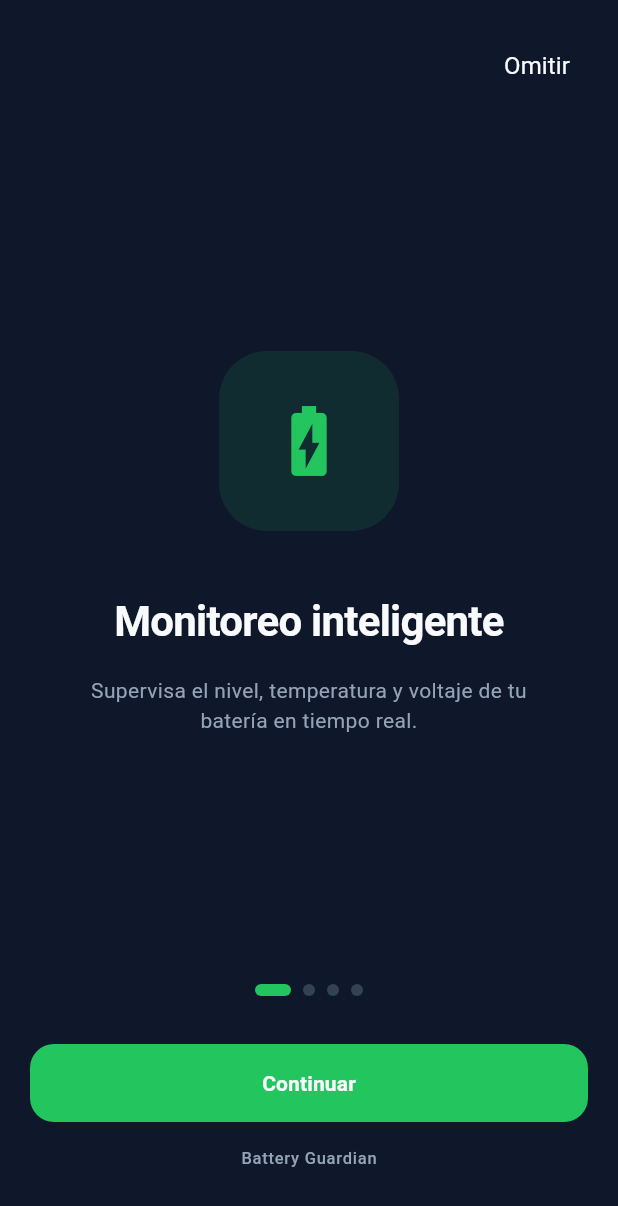
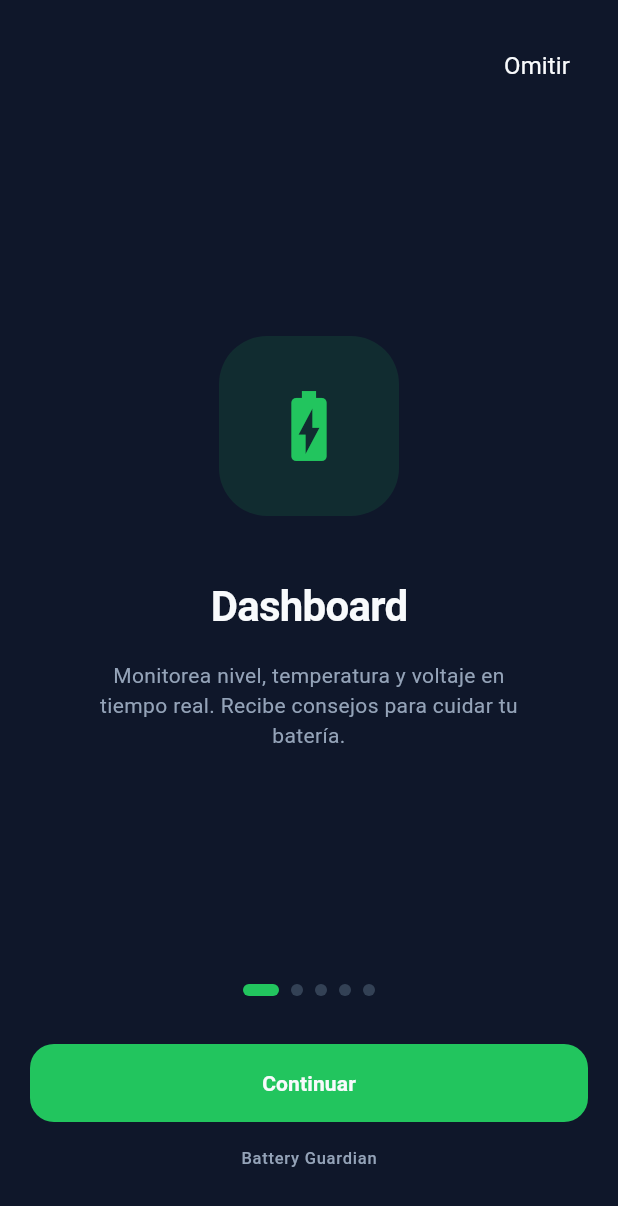
Before and after one commit to DavidSolorza/BatteryGuardian, a Flutter app: the screen it shows after launch, on a phone screen of 412 x 824 dp. Shown: the top 1206 px of the screen. Run offline on Flutter 3.47's test engine with Material 3 defaults, Android fonts, the phone set to English and light mode, and no system bars; our stand-ins replace audioplayers, battery_plus, file_picker, fl_chart, flutter_local_notifications, shared_preferences and 2 more; accounts and stored records are empty.

Commit message:
Onboarding mejorado con 4 páginas + fix SessionLogger crea tabla si no existe

```diff
--- a/lib/features/onboarding/screens/onboarding_screen.dart
+++ b/lib/features/onboarding/screens/onboarding_screen.dart
@@ -27,21 +27,27 @@ class _OnboardingScreenState extends State<OnboardingScreen> {
   static const _infoPages = [
     _OnboardingPage(
       icon: Icons.battery_charging_full,
-      title: 'Monitoreo inteligente',
+      title: 'Dashboard',
       description:
-          'Supervisa el nivel, temperatura y voltaje de tu batería en tiempo real.',
+          'Monitorea nivel, temperatura y voltaje en tiempo real. Recibe consejos para cuidar tu batería.',
     ),
     _OnboardingPage(
       icon: Icons.notifications_active_outlined,
-      title: 'Alertas personalizadas',
+      title: 'Alertas inteligentes',
       description:
-          'Recibe avisos al alcanzar tu nivel objetivo para proteger la salud de tu batería.',
+          'Nivel objetivo, temperatura, batería baja, carga completa y sobrecarga. ¡Alarma full-screen con sonido y vibración!',
     ),
     _OnboardingPage(
       icon: Icons.analytics_outlined,
-      title: 'Estadísticas detalladas',
+      title: 'Analíticas e historial',
       description:
-          'Historial de cargas, gráficas semanales y analíticas para optimizar el uso.',
+          'Gráficas semanales/mensuales, duración de cargas y puntuación de hábitos para optimizar el uso.',
+    ),
+    _OnboardingPage(
+      icon: Icons.explore_outlined,
+      title: 'Navegación',
+      description:
+          '5 secciones: Inicio, Historial, Analíticas, Alertas y Ajustes. Desliza entre pestañas para explorar.',
     ),
   ];
 
```
Also changed, not shown: 1 other file.
